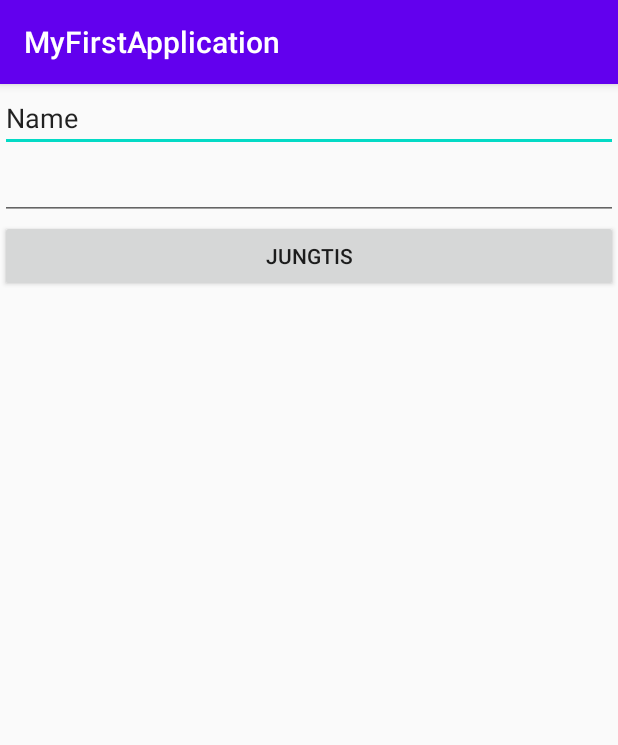
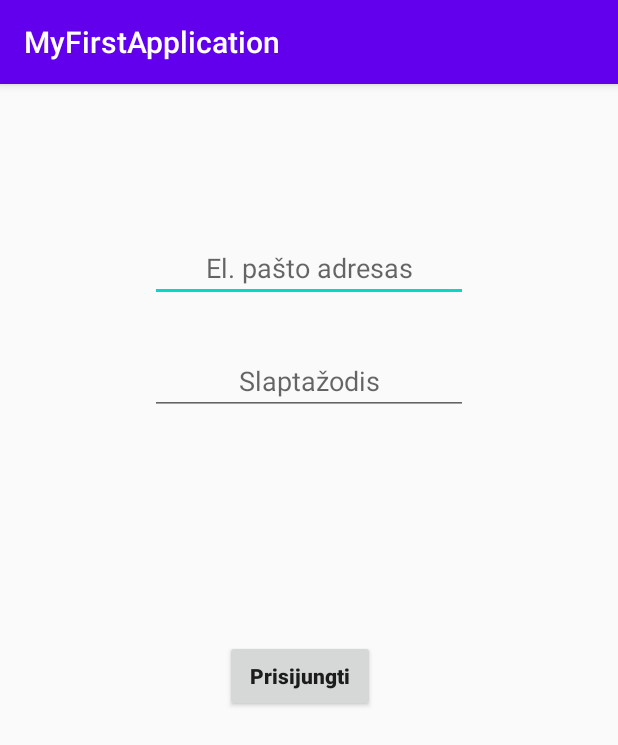
Before and after one commit to AurimasJa/Real-estate, an Android app: the LoginPage screen opened directly, with no data from a screen before it, on a phone screen of 412 x 824 dp. Shown: the top 745 px of the screen. Run offline under Robolectric (Android 15) with nearby library versions, the light colour scheme and no system bars.

Commit message:
login screen

```diff
--- a/app/src/main/res/layout/loginpage.xml
+++ b/app/src/main/res/layout/loginpage.xml
@@ -1,27 +1,41 @@
 <?xml version="1.0" encoding="utf-8"?>
 <LinearLayout xmlns:android="http://schemas.android.com/apk/res/android"
-    android:orientation="vertical"
     android:layout_width="match_parent"
-    android:layout_height="match_parent">
+    android:layout_height="match_parent"
+    android:orientation="vertical">
 
     <EditText
         android:id="@+id/editTextTextPersonName"
-        android:layout_width="match_parent"
+        android:layout_width="fill_parent"
         android:layout_height="wrap_content"
+        android:layout_marginLeft="100dp"
+        android:layout_marginTop="100dp"
+        android:layout_marginRight="100dp"
+        android:autofillHints=""
         android:ems="10"
-        android:inputType="textPersonName"
-        android:text="Name" />
+        android:gravity="center"
+        android:hint="@string/LoginPageUsernameInput"
+        android:inputType="textPersonName"/>
 
     <EditText
         android:id="@+id/editTextTextPassword2"
-        android:layout_width="match_parent"
+        android:layout_width="fill_parent"
         android:layout_height="wrap_content"
+        android:layout_marginLeft="100dp"
+        android:layout_marginTop="30dp"
+        android:layout_marginRight="100dp"
         android:ems="10"
-        android:inputType="textPassword" />
+        android:gravity="center"
+        android:hint="@string/LoginPagePasswordInput"
+        android:inputType="textPassword"/>
 
     <Button
         android:id="@+id/login_login_enter"
-        android:layout_width="match_parent"
+        android:layout_width="100dp"
         android:layout_height="wrap_content"
-        android:text="@string/Jungtis" />
+        android:layout_margin="150dp"
+        android:gravity="center"
+        android:text="@string/LoginPageButton"
+        android:textAllCaps="false"
+        android:textStyle="bold" />
 </LinearLayout>
--- a/app/src/main/res/values/strings.xml
+++ b/app/src/main/res/values/strings.xml
@@ -9,7 +9,10 @@
     <string name="skelbimaitext">Skelbimai:</string>
     <string name="Prisijungimas">Prisijungimas</string>
 
-    <string name="Jungtis">Jungtis</string>
+    <string name="LoginPageButton">Prisijungti</string>
     <string name="Registracija">Registracija</string>
     <string name="Registruotis">Registruotis</string>
+
+    <string name="LoginPageUsernameInput">El. pašto adresas</string>
+    <string name="LoginPagePasswordInput">Slaptažodis</string>
 </resources>
```
